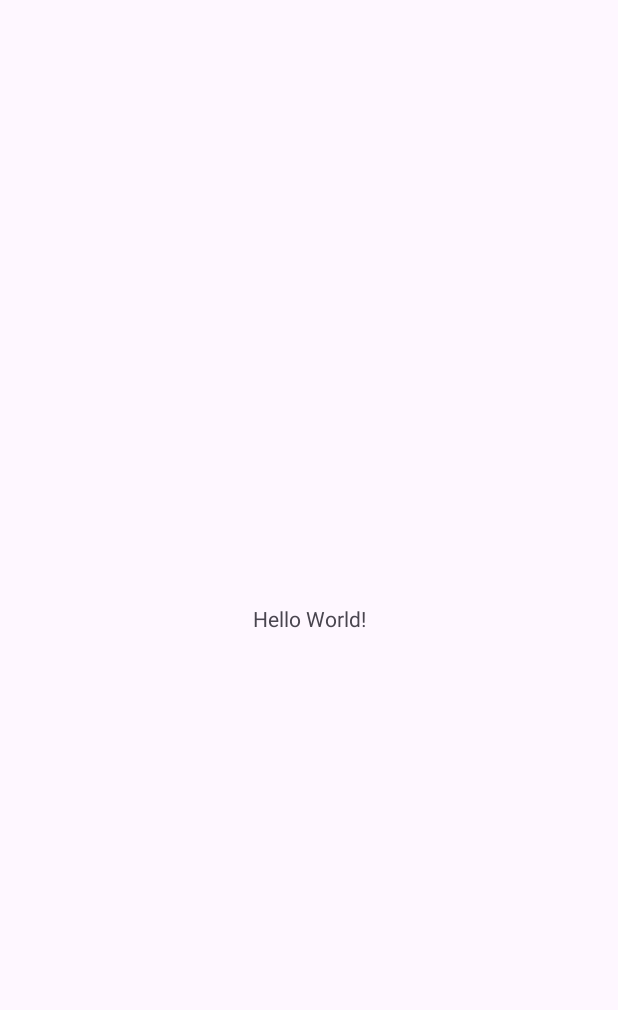
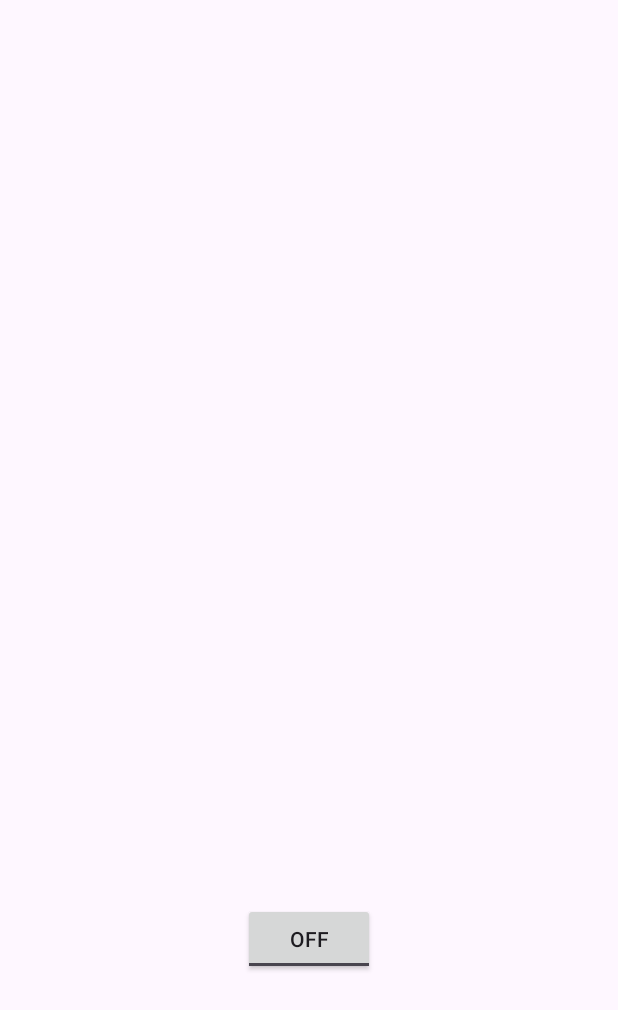
Before and after one commit to NikolajRFA/Android-ESP-Now, an Android app: the screen it shows after launch (MainActivity), on a phone screen of 412 x 824 dp. Before the commit the part shown is almost empty. Shown: the top 1010 px of the screen. Run offline under Robolectric (Android 15) with nearby library versions, the phone set to English and light mode, and no system bars; libraries missing offline, so code that uses them is left out: com.hoho.android.

Commit message:
Added toggle button that sends "ON\n" & "OFF\n" depending on state of toggle button (isChecked).

```diff
--- a/android/app/src/main/res/layout/activity_main.xml
+++ b/android/app/src/main/res/layout/activity_main.xml
@@ -7,13 +7,15 @@
     android:layout_height="match_parent"
     tools:context=".MainActivity">
 
-    <TextView
+    <ToggleButton
+        android:id="@+id/toggleButton"
         android:layout_width="wrap_content"
         android:layout_height="wrap_content"
-        android:text="Hello World!"
+        android:layout_marginBottom="174dp"
+        android:text="@string/togglebutton"
         app:layout_constraintBottom_toBottomOf="parent"
         app:layout_constraintEnd_toEndOf="parent"
-        app:layout_constraintStart_toStartOf="parent"
-        app:layout_constraintTop_toTopOf="parent" />
+        app:layout_constraintHorizontal_bias="0.5"
+        app:layout_constraintStart_toStartOf="parent" />
 
 </androidx.constraintlayout.widget.ConstraintLayout>
--- a/android/app/src/main/res/values/strings.xml
+++ b/android/app/src/main/res/values/strings.xml
@@ -1,3 +1,5 @@
 <resources>
     <string name="app_name">android</string>
+    <string name="button">Button</string>
+    <string name="togglebutton">ToggleButton</string>
 </resources>
--- /dev/null
+++ b/android/app/src/main/res/xml/device_filter.xml
@@ -0,0 +1,5 @@
+<?xml version="1.0" encoding="utf-8"?>
+
+<resources>
+    <usb-device vendor-id="1A86" product-id="55D4"/>
+</resources>
```
Also changed, not shown: android/app/src/main/AndroidManifest.xml (+6 -1 lines), android/app/src/main/java/com/example/android/MainActivity.java (+47 -0 lines).
